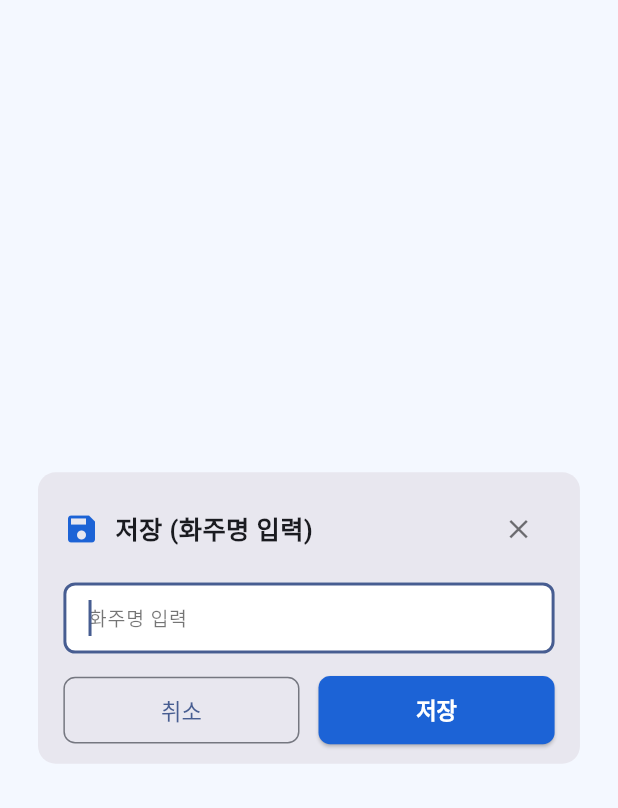
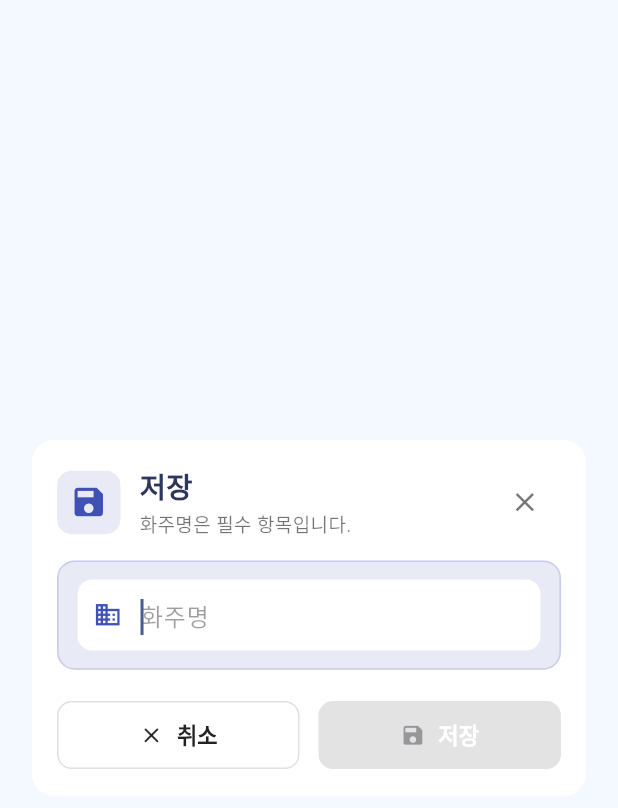
Before and after one commit to jang1231111/line-all-company, a Flutter app: the SaveConsignorDialog widget shown alone on an empty page, opened directly, on a phone screen of 412 x 824 dp. Shown: the top 808 px of the screen. Run offline on Flutter 3.47's test engine with Material 3 defaults, Android fonts, the phone set to English and light mode, and no system bars; our stand-ins replace dio, firebase_core, firebase_crashlytics, flutter_dotenv, flutter_riverpod, flutter_screenutil and 5 more; missing offline and left inert: mailer, tutorial_coach_mark; accounts and stored records are empty.

Commit message:
🎨 운임 저장 Dialog 디자인 수정 - 화주명 미입력시, null 체크 로직 추가

```diff
--- a/lib/features/condition/presentation/widgets/save_consignor_dialog.dart
+++ b/lib/features/condition/presentation/widgets/save_consignor_dialog.dart
@@ -1,12 +1,11 @@
 import 'package:flutter/material.dart';
 import 'package:flutter_screenutil/flutter_screenutil.dart';
 
-/// 화주명만 입력받는 간단한 저장 다이얼로그
-/// 사용 예: final consignor = await SaveConsignorDialog.show(context);
+/// 화주명만 입력받는 저장 다이얼로그 (SendFareInputDialog 스타일에 맞춤)
+/// 사용: final consignor = await SaveConsignorDialog.show(context);
 class SaveConsignorDialog extends StatefulWidget {
   const SaveConsignorDialog({Key? key}) : super(key: key);
 
-  /// Returns 입력된 화주명 (String) or null if cancelled.
   static Future<String?> show(BuildContext context) {
     return showDialog<String>(
       context: context,
@@ -23,67 +22,150 @@ class _SaveConsignorDialogState extends State<SaveConsignorDialog> {
   final _formKey = GlobalKey<FormState>();
   final _consignorCtrl = TextEditingController();
   bool _saving = false;
+  bool _canSubmit = false;
+
+  final Color primaryColor = Colors.indigo;
+  final Color titleColor = const Color(0xFF2D365C);
+  final Color surfaceColor = const Color(0xFFF3F6FB);
+  final Color inputSurface = Colors.white;
+  final Color textPrimary = const Color(0xFF2D365C);
+
+  @override
+  void initState() {
+    super.initState();
+    _consignorCtrl.addListener(_updateCanSubmit);
+  }
 
   @override
   void dispose() {
+    _consignorCtrl.removeListener(_updateCanSubmit);
     _consignorCtrl.dispose();
     super.dispose();
   }
 
-  void _onCancel() => Navigator.of(context).pop<String?>(null);
+  void _updateCanSubmit() {
+    final next = _consignorCtrl.text.trim().isNotEmpty;
+    if (next != _canSubmit) setState(() => _canSubmit = next);
+  }
+
+  void _onCancel() {
+    if (_saving) return;
+    Navigator.of(context).pop<String?>(null);
+  }
 
   void _onSave() {
+    if (!_canSubmit) return;
     if (_formKey.currentState?.validate() != true) return;
     setState(() => _saving = true);
-    // 잠깐의 시각적 대기(필요 없으면 제거)
-    Future.delayed(const Duration(milliseconds: 200), () {
+
+    // 짧은 딜레이로 로딩 표출 후 값 반환
+    Future.delayed(const Duration(milliseconds: 250), () {
       if (!mounted) return;
       Navigator.of(context).pop<String>(_consignorCtrl.text.trim());
     });
   }
 
+  InputDecoration _input(String hint, {IconData? icon}) {
+    return InputDecoration(
+      hintText: hint,
+      hintStyle: TextStyle(color: Colors.black38),
+      filled: true,
+      fillColor: inputSurface,
+      isDense: true,
+      contentPadding: EdgeInsets.symmetric(vertical: 12.h, horizontal: 14.w),
+      border: OutlineInputBorder(
+        borderRadius: BorderRadius.circular(10.r),
+        borderSide: BorderSide.none,
+      ),
+      prefixIcon: icon == null
+          ? null
+          : Padding(
+              padding: EdgeInsets.only(left: 8.w, right: 6.w),
+              child: Icon(icon, size: 18.sp, color: primaryColor),
+            ),
+      prefixIconConstraints: BoxConstraints(minWidth: 36.w, minHeight: 36.h),
+    );
+  }
+
   @override
   Widget build(BuildContext context) {
     return Dialog(
-      insetPadding: EdgeInsets.symmetric(horizontal: 24.w, vertical: 24.h),
-      shape: RoundedRectangleBorder(borderRadius: BorderRadius.circular(12.r)),
-      child: Padding(
-        padding: EdgeInsets.fromLTRB(16.w, 14.h, 16.w, 12.h),
+      backgroundColor: surfaceColor,
+      insetPadding: EdgeInsets.symmetric(horizontal: 20.w, vertical: 28.h),
+      shape: RoundedRectangleBorder(borderRadius: BorderRadius.circular(16.r)),
+      child: ConstrainedBox(
+        constraints: BoxConstraints(maxWidth: 540.w),
+        child: Container(
+          decoration: BoxDecoration(
+            color: Colors.white,
+            borderRadius: BorderRadius.circular(16.r),
+          ),
+          padding: EdgeInsets.all(16.w),
           child: Column(
             mainAxisSize: MainAxisSize.min,
             children: [
               // header
               Row(
                 children: [
-                const Icon(Icons.save, color: Color(0xFF1C63D6)),
-                SizedBox(width: 10.w),
+                  Container(
+                    padding: EdgeInsets.all(8.w),
+                    decoration: BoxDecoration(
+                      color: Colors.indigo.shade50,
+                      borderRadius: BorderRadius.circular(10.r),
+                    ),
+                    child: Icon(Icons.save, color: Colors.indigo, size: 24.sp),
+                  ),
+                  SizedBox(width: 12.w),
                   Expanded(
-                  child: Text(
-                    '저장 (화주명 입력)',
-                    style: TextStyle(fontSize: 16.sp, fontWeight: FontWeight.w700),
+                    child: Column(
+                      crossAxisAlignment: CrossAxisAlignment.start,
+                      children: [
+                        Text(
+                          '저장',
+                          style: TextStyle(
+                            fontSize: 18.sp,
+                            fontWeight: FontWeight.w800,
+                            color: titleColor,
+                          ),
+                        ),
+                        SizedBox(height: 4.h),
+                        Text(
+                          '화주명은 필수 항목입니다.',
+                          style: TextStyle(fontSize: 12.sp, color: Colors.black54),
+                        ),
+                      ],
                     ),
                   ),
                   IconButton(
                     padding: EdgeInsets.zero,
                     constraints: BoxConstraints(),
                     icon: Icon(Icons.close, size: 20.sp, color: Colors.black54),
-                  onPressed: _saving ? null : _onCancel,
+                    onPressed: _saving ? null : () => Navigator.of(context).pop(),
                   ),
                 ],
               ),
-            SizedBox(height: 12.h),
-            Form(
+
+              SizedBox(height: 14.h),
+
+              // 입력 카드
+              Container(
+                width: double.infinity,
+                padding: EdgeInsets.symmetric(horizontal: 12.w, vertical: 12.h),
+                margin: EdgeInsets.only(bottom: 12.h),
+                decoration: BoxDecoration(
+                  color: Colors.indigo.shade50,
+                  borderRadius: BorderRadius.circular(12.r),
+                  border: Border.all(color: Colors.indigo.shade100),
+                ),
+                child: Form(
                   key: _formKey,
-              child: TextFormField(
+                  child: Column(
+                    children: [
+                      TextFormField(
                         enabled: !_saving,
                         controller: _consignorCtrl,
                         autofocus: true,
-                decoration: InputDecoration(
-                  hintText: '화주명 입력',
-                  isDense: true,
-                  contentPadding: EdgeInsets.symmetric(vertical: 12.h, horizontal: 12.w),
-                  border: OutlineInputBorder(borderRadius: BorderRadius.circular(8.r)),
-                ),
+                        decoration: _input('화주명', icon: Icons.business),
                         validator: (v) {
                           if (v == null || v.trim().isEmpty) return '화주명을 입력해주세요.';
                           return null;
@@ -91,32 +173,58 @@ class _SaveConsignorDialogState extends State<SaveConsignorDialog> {
                         textInputAction: TextInputAction.done,
                         onFieldSubmitted: (_) => _onSave(),
                       ),
+                    ],
                   ),
-            SizedBox(height: 14.h),
+                ),
+              ),
+
+              SizedBox(height: 8.h),
+
+              // actions: 취소 / 저장
               Row(
                 children: [
                   Expanded(
                     child: OutlinedButton(
                       onPressed: _saving ? null : _onCancel,
                       style: OutlinedButton.styleFrom(
+                        backgroundColor: Colors.white,
+                        foregroundColor: Colors.black87,
+                        side: BorderSide(color: Colors.grey.shade300),
                         padding: EdgeInsets.symmetric(vertical: 12.h),
-                      shape: RoundedRectangleBorder(borderRadius: BorderRadius.circular(8.r)),
+                        shape: RoundedRectangleBorder(
+                          borderRadius: BorderRadius.circular(10.r),
                         ),
-                    child: Text('취소', style: TextStyle(fontSize: 14.sp)),
+                        textStyle: TextStyle(fontSize: 14.sp, fontWeight: FontWeight.w600),
+                      ),
+                      child: Row(
+                        mainAxisAlignment: MainAxisAlignment.center,
+                        children: [
+                          Icon(Icons.close_rounded, size: 16.sp),
+                          SizedBox(width: 8.w),
+                          Text('취소'),
+                        ],
+                      ),
                     ),
                   ),
                   SizedBox(width: 12.w),
                   Expanded(
                     child: ElevatedButton(
-                    onPressed: _saving ? null : _onSave,
+                      onPressed: !_canSubmit || _saving ? null : _onSave,
                       style: ElevatedButton.styleFrom(
+                        backgroundColor: _canSubmit ? Colors.indigo : Colors.grey.shade300,
                         padding: EdgeInsets.symmetric(vertical: 12.h),
-                      shape: RoundedRectangleBorder(borderRadius: BorderRadius.circular(8.r)),
-                      backgroundColor: const Color(0xFF1C63D6),
+                        shape: RoundedRectangleBorder(borderRadius: BorderRadius.circular(10.r)),
                       ),
                       child: _saving
                           ? SizedBox(width: 18.w, height: 18.h, child: CircularProgressIndicator(strokeWidth: 2, color: Colors.white))
-                        : Text('저장', style: TextStyle(fontSize: 14.sp, color: Colors.white)),
+                          : Row(
+                              mainAxisAlignment: MainAxisAlignment.center,
+                              children: [
+                                Icon(Icons.save, size: 16.sp),
+                                SizedBox(width: 8.w),
+                                Text('저장', style: TextStyle(fontSize: 14.sp, fontWeight: FontWeight.w700, color: Colors.white)),
+                              ],
+                            ),
                     ),
                   ),
                 ],
@@ -124,6 +232,7 @@ class _SaveConsignorDialogState extends State<SaveConsignorDialog> {
             ],
           ),
         ),
+      ),
     );
   }
 }
--- a/lib/features/condition/presentation/widgets/selected_fare_dialog.dart
+++ b/lib/features/condition/presentation/widgets/selected_fare_dialog.dart
@@ -323,28 +323,20 @@ class SelectedFareDialog extends ConsumerWidget {
                         ),
                       ),
                       onPressed: () async {
-                        final consignor = await SaveConsignorDialog.show(
-                          context,
-                        );
-
-                        final success = await selectedFareViewModel
-                            .saveSelectedFares(consignor!);
-
+                        final consignor = await SaveConsignorDialog.show(context);
+                        if (consignor != null) {
+                          final success = await selectedFareViewModel.saveSelectedFares(consignor);
                           if (success) {
                             ScaffoldMessenger.of(context).showSnackBar(
                               const SnackBar(content: Text('저장이 완료되었습니다.')),
                             );
+                            Navigator.of(context).pop('save');
                           } else {
                             ScaffoldMessenger.of(context).showSnackBar(
-                            const SnackBar(
-                              content: Text('저장에 실패했습니다. 다시 시도하세요.'),
-                            ),
+                              const SnackBar(content: Text('저장에 실패했습니다. 다시 시도하세요.')),
                             );
                           }
-                        Navigator.of(context).pop('save');
-                        ScaffoldMessenger.of(context).showSnackBar(
-                          const SnackBar(content: Text('저장되었습니다.')),
-                        );
+                        }
                       },
                       child: Row(
                         mainAxisAlignment: MainAxisAlignment.center,
```
Lines whose indentation alone changed are shown as unchanged.
